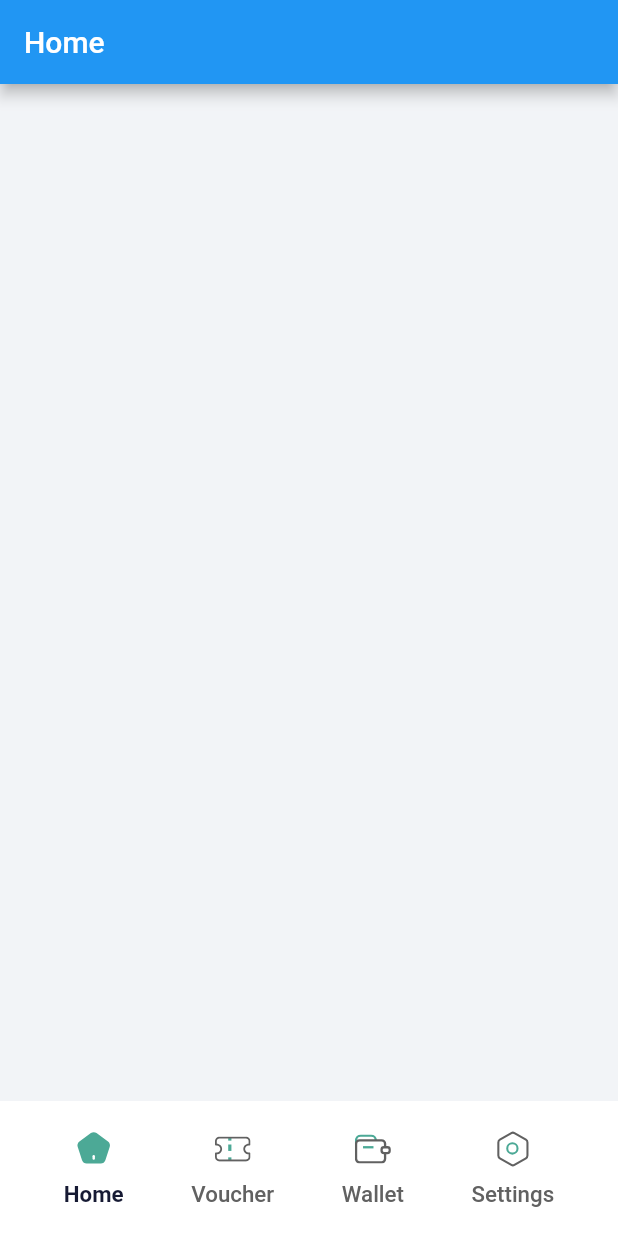
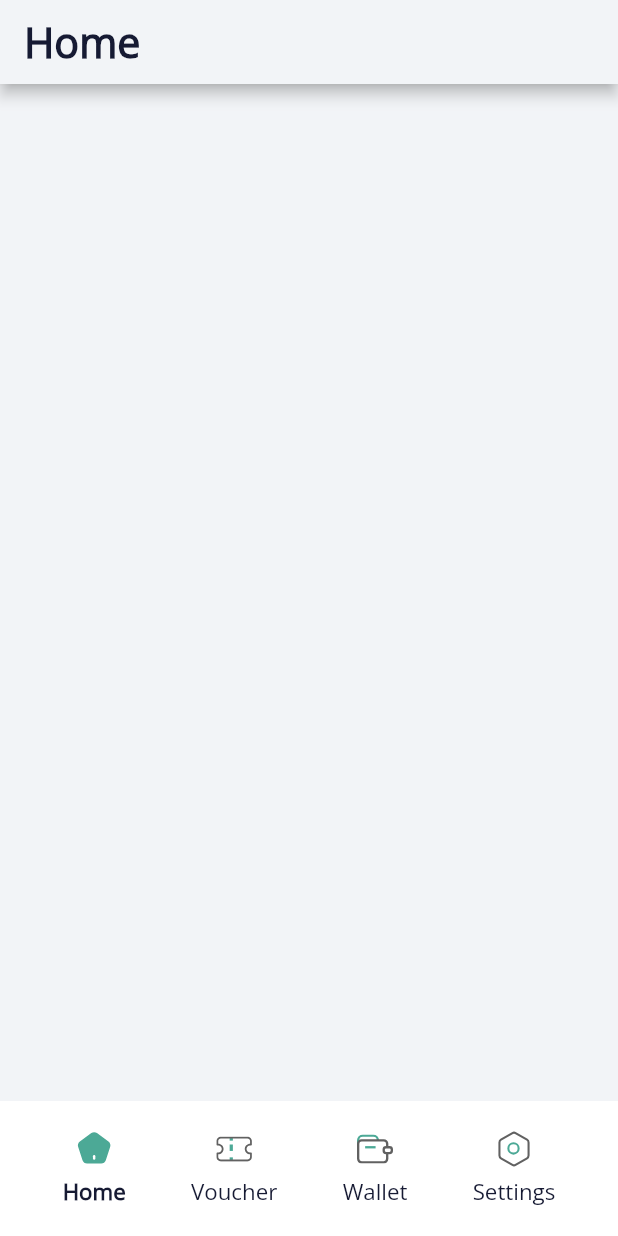
Before and after one commit to lexican/market_place_assignment, a Flutter app: the screen it shows after launch, on a phone screen of 412 x 824 dp. Run offline on Flutter 3.47's test engine with Material 2 defaults, Android fonts, the phone set to English and light mode, and no system bars; our stand-ins replace flutter_screenutil, flutter_svg.

Commit message:
replace Text with AppText

```diff
--- a/lib/src/core/widgets/bottom_navigation_bar/bottom_navigation_bar_item.dart
+++ b/lib/src/core/widgets/bottom_navigation_bar/bottom_navigation_bar_item.dart
@@ -2,6 +2,7 @@ import 'package:flutter/material.dart';
 import 'package:flutter_screenutil/flutter_screenutil.dart';
 import 'package:flutter_svg/flutter_svg.dart';
 import 'package:market_place_assignment/src/core/app_colors.dart';
+import 'package:market_place_assignment/src/core/widgets/app_text/app_text.dart';
 
 class AppBottomNavigationBarItem extends StatelessWidget {
   final String activeIconPath;
@@ -49,21 +50,15 @@ class AppBottomNavigationBarItem extends StatelessWidget {
                   color: inActiveIconColor,
                 ),
           isSelectedTab
-              ? Text(
-                  label,
-                  style: TextStyle(
-                    color: AppColors.headlineTextColor,
-                    fontSize: 13.sp,
-                    fontWeight: FontWeight.w700,
-                  ),
+              ? AppText.h1(
+                  content: label,
+                  fontSize: 13.sp,
+                  fontWeight: FontWeight.w700,
                 )
-              : Text(
-                  label,
-                  style: TextStyle(
-                    color: AppColors.bodyTextColor,
-                    fontSize: 13.sp,
-                    fontWeight: FontWeight.w500,
-                  ),
+              : AppText.h1(
+                  content: label,
+                  fontSize: 13.sp,
+                  fontWeight: FontWeight.w500,
                 )
         ],
       ),
--- a/lib/src/features/home/home.dart
+++ b/lib/src/features/home/home.dart
@@ -1,5 +1,6 @@
 import 'package:flutter/material.dart';
 import 'package:market_place_assignment/src/core/app_colors.dart';
+import 'package:market_place_assignment/src/core/widgets/app_text/app_text.dart';
 
 class Home extends StatelessWidget {
   const Home({super.key});
@@ -9,7 +10,10 @@ class Home extends StatelessWidget {
     return Scaffold(
       backgroundColor: AppColors.backgroundColor,
       appBar: AppBar(
-        title: const Text("Home"),
+        backgroundColor: AppColors.backgroundColor,
+        title: const AppText.h1(
+          content: "Home",
+        ),
       ),
     );
   }
--- a/lib/src/features/settings/settings.dart
+++ b/lib/src/features/settings/settings.dart
@@ -1,5 +1,6 @@
 import 'package:flutter/material.dart';
 import 'package:market_place_assignment/src/core/app_colors.dart';
+import 'package:market_place_assignment/src/core/widgets/app_text/app_text.dart';
 
 class Settings extends StatelessWidget {
   const Settings({super.key});
@@ -9,7 +10,10 @@ class Settings extends StatelessWidget {
     return Scaffold(
       backgroundColor: AppColors.backgroundColor,
       appBar: AppBar(
-        title: const Text("Settings"),
+        backgroundColor: AppColors.backgroundColor,
+        title: const AppText.h1(
+          content: "Settings",
+        ),
       ),
     );
   }
--- a/lib/src/features/voucher/voucher.dart
+++ b/lib/src/features/voucher/voucher.dart
@@ -1,5 +1,6 @@
 import 'package:flutter/material.dart';
 import 'package:market_place_assignment/src/core/app_colors.dart';
+import 'package:market_place_assignment/src/core/widgets/app_text/app_text.dart';
 
 class Voucher extends StatelessWidget {
   const Voucher({super.key});
@@ -9,7 +10,10 @@ class Voucher extends StatelessWidget {
     return Scaffold(
       backgroundColor: AppColors.backgroundColor,
       appBar: AppBar(
-        title: const Text("Voucher"),
+        backgroundColor: AppColors.backgroundColor,
+        title: const AppText.h1(
+          content: "Voucher",
+        ),
       ),
     );
   }
--- a/lib/src/features/wallet/wallet.dart
+++ b/lib/src/features/wallet/wallet.dart
@@ -1,5 +1,6 @@
 import 'package:flutter/material.dart';
 import 'package:market_place_assignment/src/core/app_colors.dart';
+import 'package:market_place_assignment/src/core/widgets/app_text/app_text.dart';
 
 class Wallet extends StatelessWidget {
   const Wallet({super.key});
@@ -9,7 +10,10 @@ class Wallet extends StatelessWidget {
     return Scaffold(
       backgroundColor: AppColors.backgroundColor,
       appBar: AppBar(
-        title: const Text("Wallet"),
+        backgroundColor: AppColors.backgroundColor,
+        title: const AppText.h1(
+          content: "Wallet",
+        ),
       ),
     );
   }
```
